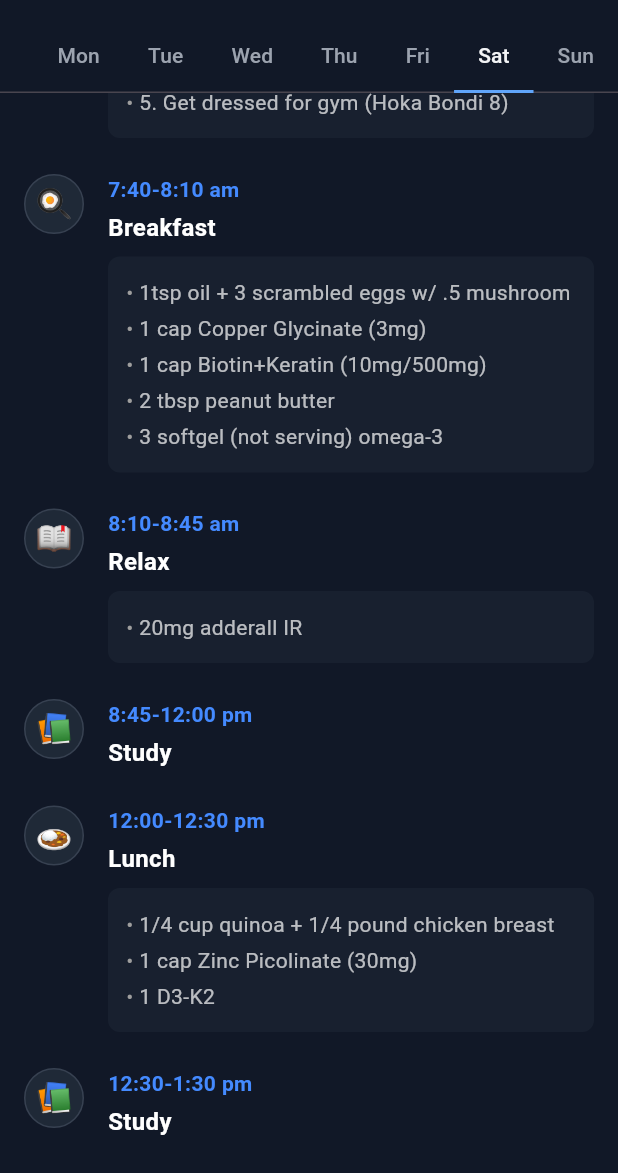
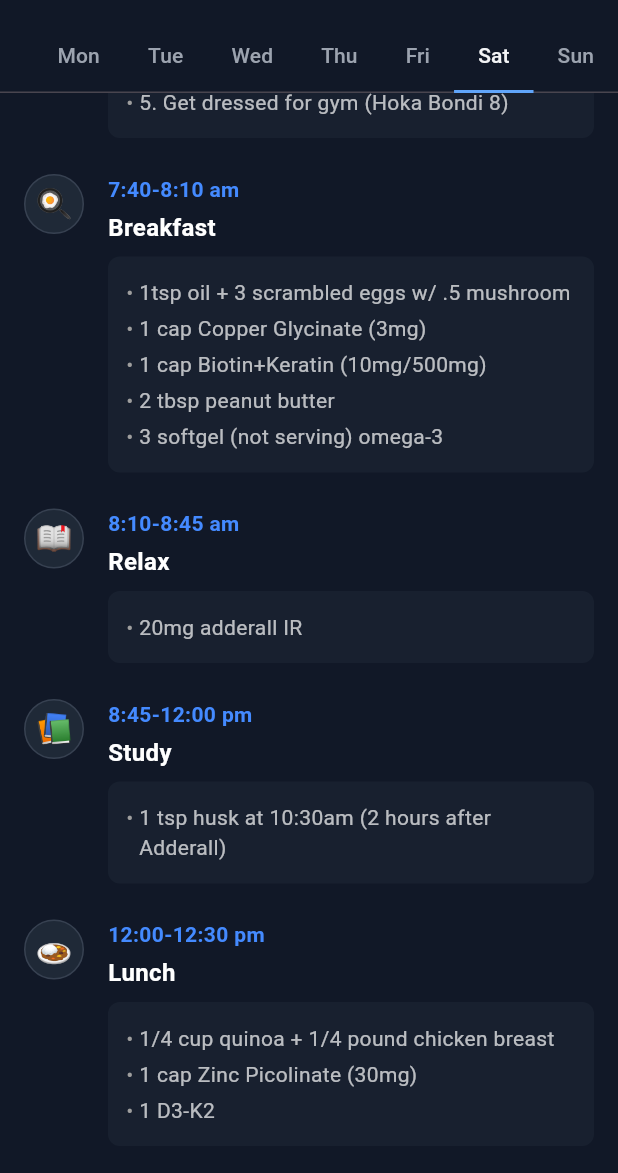
Before and after one commit to elmustslay/daily-blueprint, a Flutter app: the DailyPlanScreen screen opened directly, tab 6 chosen, scrolled down 576 dp, on a phone screen of 412 x 824 dp, the part 63-1236 px from its top. Run offline on Flutter 3.47's test engine with Material 3 defaults, Android fonts, the phone set to English and light mode, and no system bars; our stand-ins replace fl_chart, flutter_riverpod, share_plus, shared_preferences, sqflite; accounts and stored records are empty.

Commit message:
feat: update daily routine with husk scheduling and replace sirloin with ribeye in meal plans

```diff
--- a/lib/features/daily_plan/data/daily_plan_data.dart
+++ b/lib/features/daily_plan/data/daily_plan_data.dart
@@ -170,12 +170,12 @@ class DailyPlanData {
       TimelineItem(time: '7:20-7:40 am', title: 'Get Ready', icon: '🚿', details: ['1. Brush teeth', '2. Wash face -> PAT DRY', '3. Wash hands -> Ascorbyl 12%: 3 tiny pipette drops for face -> Wash hands -> 2 tiny drops for neck -> WAIT 60-90s', '4. Wash hands -> CeraVe: 1 dime-size for face/beard/ears -> Wash hands -> 1 pea-size for neck -> WAIT 1-2m', '5. Get dressed for gym (Hoka Bondi 8)']),
       TimelineItem(time: '7:40-8:10 am', title: 'Breakfast', icon: '🍳', details: ['1tsp oil + 3 scrambled eggs w/ .5 mushroom', '1 cap Copper Glycinate (3mg)', '1 cap Biotin+Keratin (10mg/500mg)', '2 tbsp peanut butter', '3 softgel (not serving) omega-3']),
       TimelineItem(time: '8:10-8:45 am', title: 'Relax', icon: '📖', details: ['20mg adderall IR']),
-      TimelineItem(time: '8:45-12:00 pm', title: 'Study', icon: '📚'),
+      TimelineItem(time: '8:45-12:00 pm', title: 'Study', icon: '📚', details: ['1 tsp husk at 10:30am (2 hours after Adderall)']),
       TimelineItem(time: '12:00-12:30 pm', title: 'Lunch', icon: '🍛', details: ['1/4 cup quinoa + 1/4 pound chicken breast', '1 cap Zinc Picolinate (30mg)', '1 D3-K2']),
       TimelineItem(time: '12:30-1:30 pm', title: 'Study', icon: '📚'),
       TimelineItem(time: '1:30-1:40 pm', title: 'Snack Break', icon: '🥤', details: ['1/4 cup almonds', '1 scoop whey isolate (30g protein)', '1 scoop creatine monohydrate (5g)']),
       TimelineItem(time: '1:40-2:00 pm', title: 'Reflection/Revision', icon: '🔄', details: ['Has this plan been working?']),
-      TimelineItem(time: '2:00-6:00 pm', title: 'Study', icon: '📚'),
+      TimelineItem(time: '2:00-6:00 pm', title: 'Study', icon: '📚', details: ['1 tsp husk at 4:30pm']),
       TimelineItem(time: '6:00-6:20 pm', title: 'Commute to Gym', icon: '🚗', details: ['micellar wipe -> WAIT to dry -> Wash hands -> Mineral Unseen SPF (1 squirt index finger for face/ears -> Wash hands -> 1 squirt middle finger for neck) before leaving']),
       TimelineItem(time: '6:20-7:20 pm', title: 'Cardio (LISS)', icon: '🏃', details: ['micellar wipe -> WAIT to dry -> Wash hands -> Mineral Unseen SPF (1 squirt index finger for face/ears -> Wash hands -> 1 squirt middle finger for neck) before leaving', '40 min walk (see Gym Plan → Cardio)']),
       TimelineItem(time: '7:20-7:30 pm', title: 'Commute Home', icon: '🚗'),
@@ -187,15 +187,15 @@ class DailyPlanData {
     ],
     'sun': [
       TimelineItem(time: '7:00-7:30 am', title: 'Wakeup + get ready', icon: '☀️', details: ['1. Use bathroom', '2. Weight (Step on scale)', '3. Brush teeth', '4. Wash face -> PAT DRY', '5. Wash hands -> Ascorbyl 12%: 3 tiny pipette drops for face -> Wash hands -> 2 tiny drops for neck -> WAIT 60-90s', '6. Wash hands -> CeraVe: 1 dime-size for face/beard/ears -> Wash hands -> 1 pea-size for neck -> WAIT 1-2m', '7. Get dressed for shopping (NK 9060)']),
-      TimelineItem(time: '7:30-9:00 am', title: 'Morning Reading', icon: '📖', details: ['reading']),
-      TimelineItem(time: '9:00-9:30 am', title: 'Breakfast', icon: '🍳', details: ['1tsp oil + 3 scrambled eggs', '1 cap Copper Glycinate (3mg)', '1 cap Biotin+Keratin (10mg/500mg)', '20mg adderall IR', '3 softgel (not serving) omega-3', '1 tbsp peanut butter']),
-      TimelineItem(time: '9:30-2:00 pm', title: 'Study Time', icon: '📚'),
+      TimelineItem(time: '7:30-9:00 am', title: 'Morning Reading', icon: '📖', details: ['1 tsp husk right at 7:30am (2 hours before Adderall)', 'reading']),
+      TimelineItem(time: '9:00-9:30 am', title: 'Breakfast', icon: '🍳', details: ['1tsp oil + 3 scrambled eggs', '1 cap Copper Glycinate (3mg)', '1 cap Biotin+Keratin (10mg/500mg)', '3 softgel (not serving) omega-3']),
+      TimelineItem(time: '9:30-2:00 pm', title: 'Study Time', icon: '📚', details: ['20mg adderall IR at 9:30am', '1 tsp husk at 12:00pm (2.5 hours after Adderall)']),
       TimelineItem(time: '2:00-2:30 pm', title: 'Lunch', icon: '🍛', details: ['1/4 cup quinoa + 1/4 pound chicken breast', '1/4 cup almonds', '1 cap Zinc Picolinate (30mg)', '1 D3-K2']),
       TimelineItem(time: '2:30-3:30 pm', title: 'Grocery Shop', icon: '🛒', details: ['Wash hands -> Mineral Unseen SPF (quarter-sized dollop for face/ears -> Wash hands -> quarter-sized dollop for neck)', 'check what I have before going', "Trader Joe's (all groceries are bought there)", '1 scoop Greens Powder']),
-      TimelineItem(time: '3:30-6:00 pm', title: 'Cooking', icon: '🧑‍🍳', details: ['4tsp husk at 4:30pm', '12oz chickpea fusilli pasta + 3lb ground turkey + 48oz marinara sauce + 2 can lentils + 2/4 cup nutritional yeast + 6 full chopped bell peppers (divide in 6, for fridge)', '1lb Wild Sockeye Salmon (divide in 3, 3 fridge)', 'PREP FOR TUE: Dice 1lb chicken + mix w/ seasonings (store in airtight container)']),
+      TimelineItem(time: '3:30-6:00 pm', title: 'Cooking', icon: '🧑‍🍳', details: ['1 tsp husk at 4:30pm', '12oz chickpea fusilli pasta + 3lb ground turkey + 48oz marinara sauce + 2 can lentils + 2/4 cup nutritional yeast + 6 full chopped bell peppers (divide in 6, for fridge)', '1lb Wild Sockeye Salmon (divide in 3, 3 fridge)', 'PREP FOR TUE: Dice 1lb chicken + mix w/ seasonings (store in airtight container)']),
       TimelineItem(time: '6:00-6:15 pm', title: 'Snack', icon: '🥤', details: ['1 scoop whey isolate (30g protein)', '5g creatine', '1/3 (3rd) container Raspberries']),
-      TimelineItem(time: '6:15-7:00 pm', title: 'Rest / Active Recovery', icon: '🛋️', details: ['No formal cardio today. Shopping & cooking double as your LISS!']),
-      TimelineItem(time: '7:00-7:25 pm', title: 'Dinner', icon: '🥩', details: ['0.5 lbs top sirloin steak w/ 1/5 (5th) bag spinach', '2 cup (rest) 2% ultra-pasteurized milk']),
+      TimelineItem(time: '6:15-7:00 pm', title: 'Rest / Active Recovery', icon: '🛋️', details: ['1 tsp husk at 6:30pm']),
+      TimelineItem(time: '7:00-7:25 pm', title: 'Dinner', icon: '🥩', details: ['<0.7 lbs top Ribeye steak w/ 1/5 (5th) bag spinach', '2 cup (rest) 2% ultra-pasteurized milk']),
       TimelineItem(time: '7:25-8:00 pm', title: 'Chores & Clean Up', icon: '🧼', details: ['1 scoop Casein + 1 tbsp Chia in 14-16oz water (drink immediately)', '2 cap Ashwagandha']),
       TimelineItem(time: '8:00-9:00 pm', title: 'Shower & Bed Prep', icon: '🚿', details: ['1. Shower (wash face in shower)', '2. PAT face & beard completely dry', '3. Do Dermaroller (DO NOT apply Minoxidil tonight)']),
       TimelineItem(time: '9:00-9:15 pm', title: 'Night Supplement', icon: '🌙', details: ['1. Take NAC + Selenium + 2 Magnesium', '2. Wash hands -> CeraVe: 1 pea-size for non-beard face/ears -> Wash hands -> 1 pea-size for neck (skip active serums)']),
--- a/lib/features/recipe/presentation/recipe_screen.dart
+++ b/lib/features/recipe/presentation/recipe_screen.dart
@@ -98,10 +98,10 @@ class RecipeScreen extends StatelessWidget {
           _buildRecipeCard(
             context,
             icon: '🥩',
-            title: 'Pan-Seared Sirloin & Spinach',
+            title: 'Pan-Seared Ribeye & Spinach',
             yields: '1 Serving (Sunday Dinner)',
             ingredients: [
-              '0.5 lb (8 oz) Top Sirloin Steak',
+              '<0.7 lb Ribeye Steak',
               '1/5 bag of Spinach',
               '1-2 tsp Avocado Oil',
               'Salt (to taste)',
--- a/lib/features/shopping_list/presentation/shopping_list_screen.dart
+++ b/lib/features/shopping_list/presentation/shopping_list_screen.dart
@@ -36,7 +36,7 @@ class ShoppingListNotifier extends Notifier<List<ShoppingItem>> {
       ShoppingItem(id: 'meat-1', name: 'Ground Turkey', subtext: '3 lbs'),
       ShoppingItem(id: 'meat-2', name: 'Chicken Breast (diced)', subtext: '1 lb'),
       ShoppingItem(id: 'meat-3', name: 'Sockeye Salmon Fillet', subtext: '1 lb'),
-      ShoppingItem(id: 'meat-4', name: 'Top Sirloin Steak', subtext: '0.5 lb'),
+      ShoppingItem(id: 'meat-4', name: 'Ribeye Steak', subtext: '<0.7 lb'),
 
       // Dairy
       ShoppingItem(id: 'dairy-1', name: 'Eggs', subtext: '2 dozen'),
```
Also changed, not shown: 1 other file.
